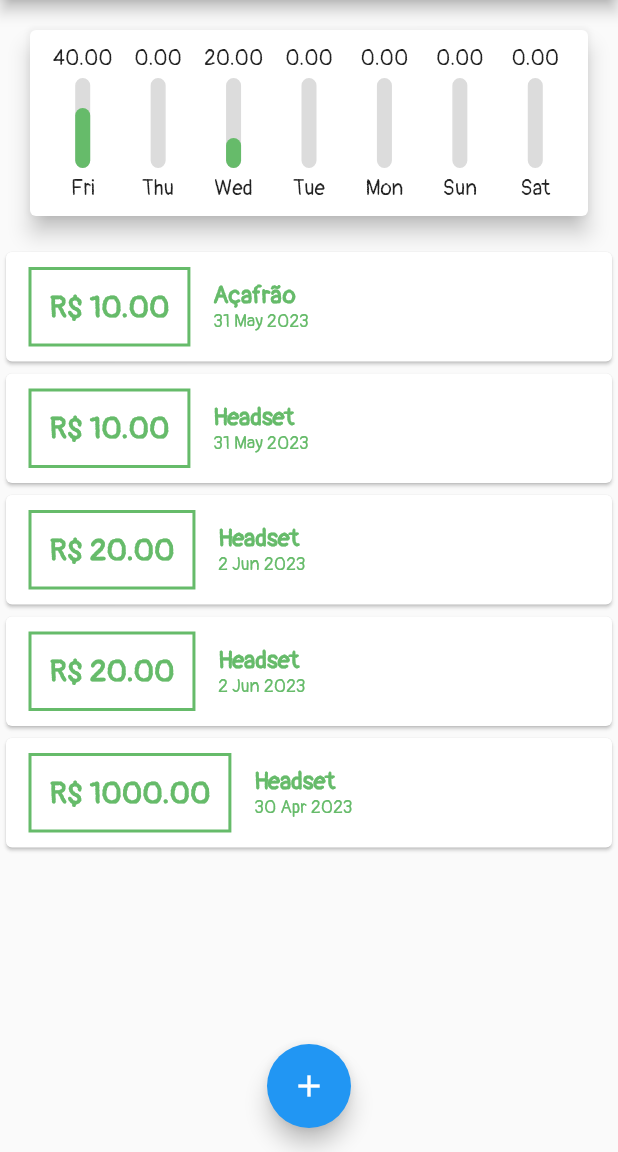
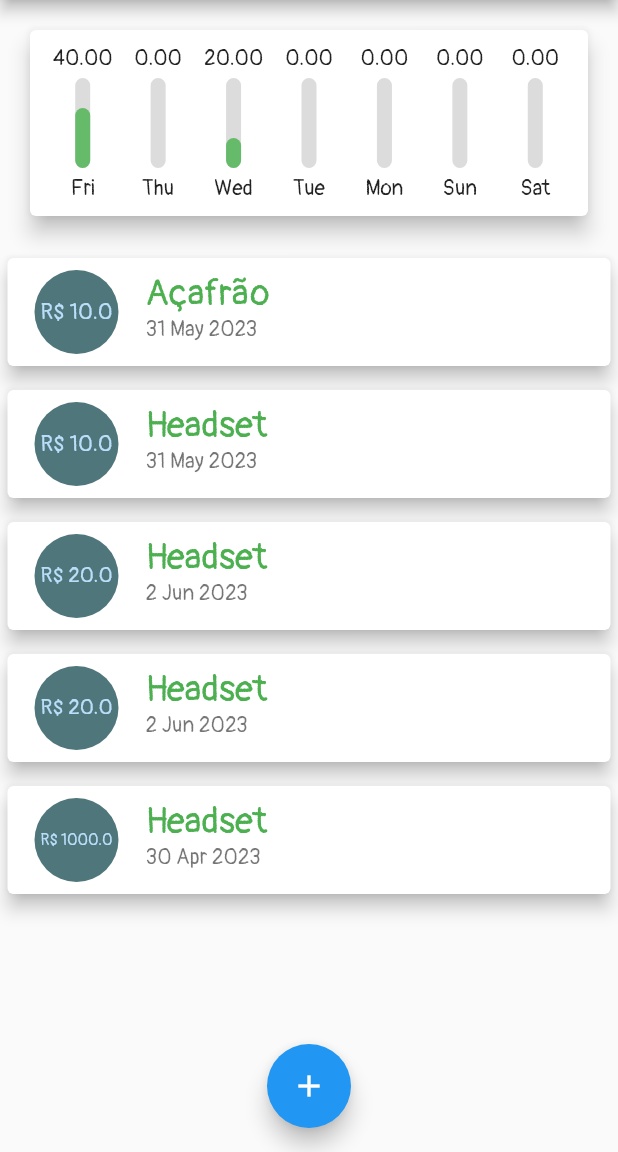
Before and after one commit to AdrianoSantana/flutter-expenses, a Flutter app: the screen it shows after launch, on a phone screen of 412 x 824 dp, the part 84-1236 px from its top. Run offline on Flutter 3.47's test engine with Material 2 defaults, Android fonts, the phone set to English and light mode, and no system bars.

Commit message:
feat: add list tile

```diff
--- a/lib/components/transaction.dart
+++ b/lib/components/transaction.dart
@@ -22,50 +22,33 @@ class TransactionsList extends StatelessWidget {
               itemBuilder: (ctx, index) {
                 final tr = transactions[index];
                 return Card(
-                  child: Row(
-                    children: [
-                      Container(
+                  elevation: 5,
                   margin: const EdgeInsets.symmetric(
-                          horizontal: 15.0,
-                          vertical: 10.0,
+                    vertical: 8.0,
+                    horizontal: 5.0,
                   ),
-                        decoration: BoxDecoration(
-                          border: Border.all(
-                            color: Theme.of(context).primaryColor,
-                            width: 2,
-                          ),
-                        ),
-                        padding: const EdgeInsets.all(12.0),
-                        child: Text(
-                          'R\$ ${tr.value.toStringAsFixed(2)}',
-                          style: TextStyle(
-                            fontWeight: FontWeight.bold,
-                            fontSize: 20.0,
-                            color: Theme.of(context).primaryColor,
+                  child: ListTile(
+                    leading: CircleAvatar(
+                      backgroundColor: Color.fromARGB(255, 79, 118, 122),
+                      radius: 30,
+                      child: Padding(
+                        padding: const EdgeInsets.all(6.0),
+                        child: FittedBox(
+                          child: Text('R\$ ${tr.value}'),
                         ),
                       ),
                     ),
-                      Column(
-                        crossAxisAlignment: CrossAxisAlignment.start,
-                        children: [
-                          Text(
+                    title: Text(
                       tr.title,
-                            style: TextStyle(
-                              color: Theme.of(context).primaryColor,
-                              fontWeight: FontWeight.bold,
-                              fontSize: 16.0,
+                      style: const TextStyle(
+                        color: Colors.green,
+                        fontFamily: 'Pangolin',
+                        fontSize: 24,
                       ),
                     ),
-                          Text(
+                    subtitle: Text(
                       DateFormat('d MMM y').format(tr.date),
-                            style: TextStyle(
-                              fontSize: 12.0,
-                              color: Theme.of(context).primaryColor,
                     ),
-                          )
-                        ],
-                      ),
-                    ],
                   ),
                 );
               },
```
Lines whose indentation alone changed are shown as unchanged.
